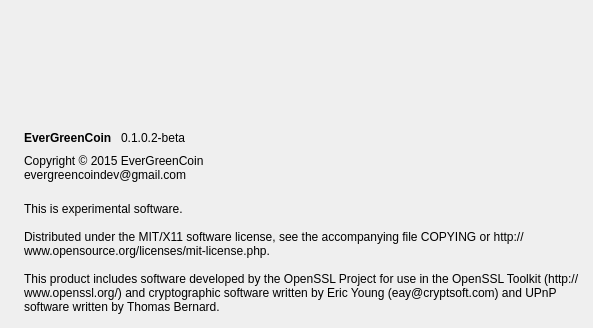
This is src/qt/forms/aboutdialog.ui in EverGreenCoinDev/EverGreenCoin as Qt 5 draws it before an edit; both pictures show x 0 to 593 and y 0 to 328 of the 593 by 470 pixel window. The edited form follows.
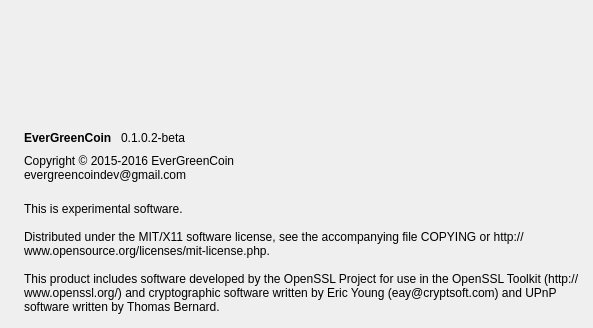
This is the edited form. Icons and pictures are not drawn.

```diff
--- a/src/qt/forms/aboutdialog.ui
+++ b/src/qt/forms/aboutdialog.ui
@@ -91,7 +91,7 @@
         <cursorShape>IBeamCursor</cursorShape>
        </property>
        <property name="text">
-        <string>Copyright © 2015 EverGreenCoin 
+        <string>Copyright © 2015-2016 EverGreenCoin 
 evergreencoindev@gmail.com</string>
        </property>
        <property name="textInteractionFlags">
```
